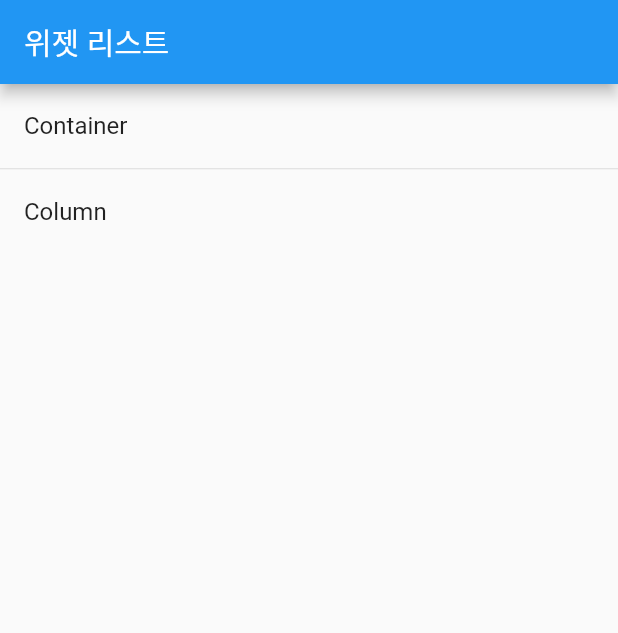
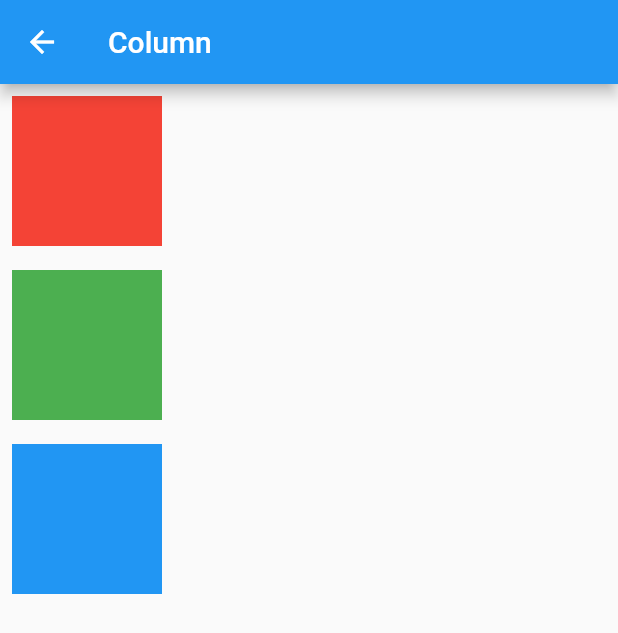
Before and after one commit to tintoll/widget_study, a Flutter app: the screen it shows after launch, after a tap on "Column", on a phone screen of 412 x 824 dp. Shown: the top 633 px of the screen. Run offline on Flutter 3.47's test engine with Material 2 defaults, Android fonts, the phone set to English and light mode, and no system bars.

Commit message:
add layout widget

```diff
--- a/lib/main.dart
+++ b/lib/main.dart
@@ -1,5 +1,14 @@
 import 'package:flutter/material.dart';
+import 'package:widget_study/widget_bottome_navigation_bar.dart';
+import 'package:widget_study/widget_column.dart';
 import 'package:widget_study/widget_container.dart';
+import 'package:widget_study/widget_grid_view.dart';
+import 'package:widget_study/widget_list_view.dart';
+import 'package:widget_study/widget_page_view.dart';
+import 'package:widget_study/widget_row.dart';
+import 'package:widget_study/widget_single_child_scroll_view.dart';
+import 'package:widget_study/widget_stack.dart';
+import 'package:widget_study/widget_tab.dart';
 
 void main() {
   runApp(MyApp());
@@ -44,8 +53,109 @@ class WidgetList extends StatelessWidget {
               height: 1,
             ),
             ListTile(
-              onTap: () {},
+              onTap: () {
+                Navigator.push(
+                  context,
+                  MaterialPageRoute(builder: (context) => WidgetColumn()),
+                );
+              },
               title: Text('Column'),
+            ),
+            Divider(
+              height: 1,
+            ),
+            ListTile(
+              onTap: () {
+                Navigator.push(
+                  context,
+                  MaterialPageRoute(builder: (context) => WidgetRow()),
+                );
+              },
+              title: Text('Row'),
+            ),
+            Divider(
+              height: 1,
+            ),
+            ListTile(
+              onTap: () {
+                Navigator.push(
+                  context,
+                  MaterialPageRoute(builder: (context) => WidgetStack()),
+                );
+              },
+              title: Text('Stack'),
+            ),
+            Divider(
+              height: 1,
+            ),
+            ListTile(
+              onTap: () {
+                Navigator.push(
+                  context,
+                  MaterialPageRoute(builder: (context) => WidgetSingleChildScrollView()),
+                );
+              },
+              title: Text('SingleChildScrollView'),
+            ),
+            Divider(
+              height: 1,
+            ),
+            ListTile(
+              onTap: () {
+                Navigator.push(
+                  context,
+                  MaterialPageRoute(builder: (context) => WidgetListView()),
+                );
+              },
+              title: Text('ListView'),
+            ),
+            Divider(
+              height: 1,
+            ),
+            ListTile(
+              onTap: () {
+                Navigator.push(
+                  context,
+                  MaterialPageRoute(builder: (context) => WidgetGridView()),
+                );
+              },
+              title: Text('GridView'),
+            ),
+            Divider(
+              height: 1,
+            ),
+            ListTile(
+              onTap: () {
+                Navigator.push(
+                  context,
+                  MaterialPageRoute(builder: (context) => WidgetPageView()),
+                );
+              },
+              title: Text('PageView'),
+            ),
+            Divider(
+              height: 1,
+            ),
+            ListTile(
+              onTap: () {
+                Navigator.push(
+                  context,
+                  MaterialPageRoute(builder: (context) => WidgetTab()),
+                );
+              },
+              title: Text('Tab'),
+            ),
+            Divider(
+              height: 1,
+            ),
+            ListTile(
+              onTap: () {
+                Navigator.push(
+                  context,
+                  MaterialPageRoute(builder: (context) => WidgetBottomNavigationBar()),
+                );
+              },
+              title: Text('BottomNavigationBar'),
             ),
           ],
         ));
--- /dev/null
+++ b/lib/widget_column.dart
@@ -0,0 +1,37 @@
+import 'package:flutter/material.dart';
+
+class WidgetColumn extends StatelessWidget {
+  @override
+  Widget build(BuildContext context) {
+    return Scaffold(
+      appBar: AppBar(
+        title: Text('Column'),
+      ),
+      body: Column(
+        children: [
+          Container(
+            color: Colors.red,
+            width: 100,
+            height: 100,
+            padding: const EdgeInsets.all(8.0),
+            margin: const EdgeInsets.all(8.0),
+          ),
+          Container(
+            color: Colors.green,
+            width: 100,
+            height: 100,
+            padding: const EdgeInsets.all(8.0),
+            margin: const EdgeInsets.all(8.0),
+          ),
+          Container(
+            color: Colors.blue,
+            width: 100,
+            height: 100,
+            padding: const EdgeInsets.all(8.0),
+            margin: const EdgeInsets.all(8.0),
+          ),
+        ],
+      ),
+    );
+  }
+}
```
Also changed, not shown: lib/widget_bottome_navigation_bar.dart (added, +19 -0 lines), lib/widget_grid_view.dart (added, +38 -0 lines), lib/widget_list_view.dart (added, +34 -0 lines), lib/widget_page_view.dart (added, +25 -0 lines), lib/widget_row.dart (added, +40 -0 lines), lib/widget_single_child_scroll_view.dart (added, +21 -0 lines), lib/widget_stack.dart (added, +37 -0 lines), lib/widget_tab.dart (added, +29 -0 lines).
